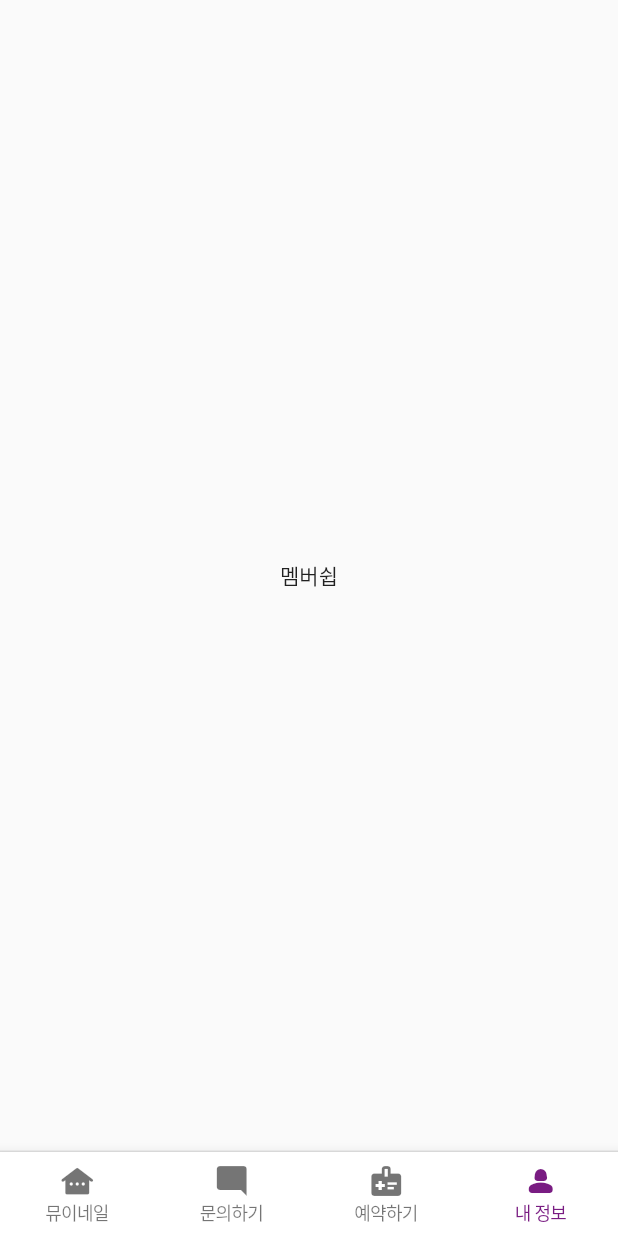
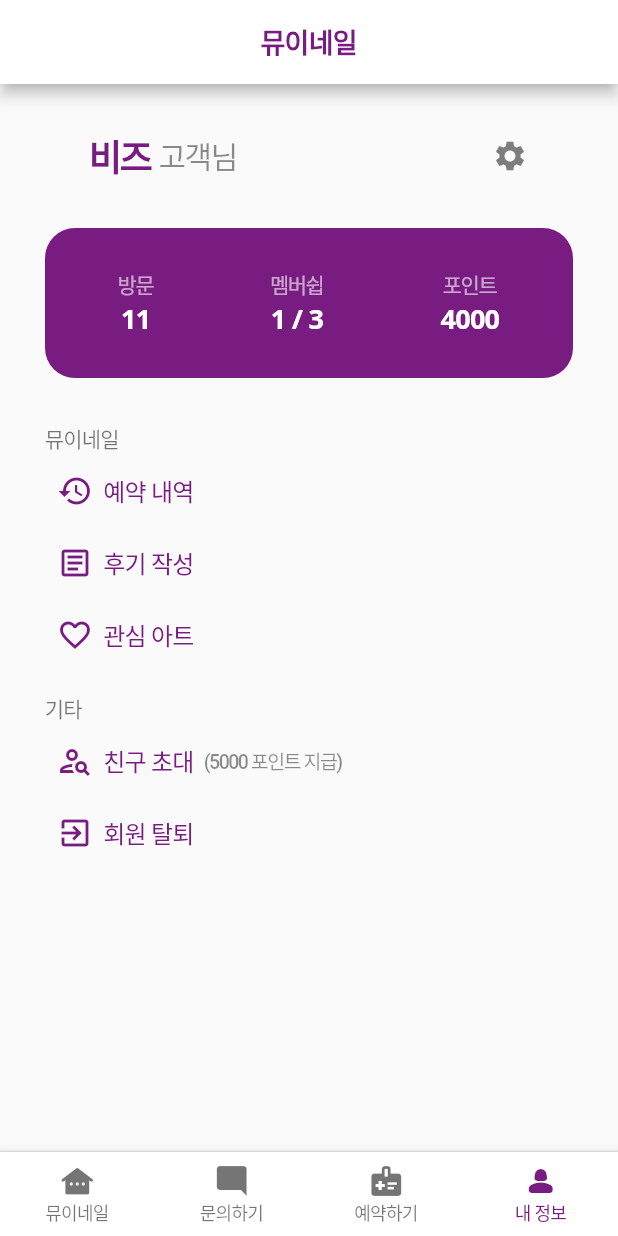
Before and after one commit to binbyz/flutter-mueynail, a Flutter app: the screen it shows after launch, item 4 of the bottom bar chosen, on a phone screen of 412 x 824 dp. Run offline on Flutter 3.47's test engine with Material 2 defaults, Android fonts, the phone set to English and light mode, and no system bars; our stand-ins replace carousel_slider; network calls fail.

Commit message:
update: MemberScreen

```diff
--- a/lib/screens/member/member_screen.dart
+++ b/lib/screens/member/member_screen.dart
@@ -1,12 +1,124 @@
 import 'package:flutter/material.dart';
+import 'package:mueynail/constants/color.dart';
+import 'package:mueynail/constants/style.dart';
+import 'package:mueynail/constants/value.dart';
+import 'package:mueynail/screens/home/components/home_app_bar.dart';
 
 class MemberScreen extends StatelessWidget {
   const MemberScreen({Key? key}) : super(key: key);
 
   @override
   Widget build(BuildContext context) {
-    return const Center(
-      child: Text('멤버쉽'),
+    return Scaffold(
+      appBar: const HomeAppBar(),
+      body: ListView(
+        children: [
+          userNamePart(),
+          pointPart(),
+          Padding(
+            padding: const EdgeInsets.symmetric(horizontal: 30),
+            child: menuPart(context),
+          ),
+        ],
+      ),
+    );
+  }
+
+  Widget userNamePart() {
+    return Padding(
+      padding: const EdgeInsets.symmetric(vertical: 30, horizontal: 60),
+      child: Row(
+        mainAxisAlignment: MainAxisAlignment.spaceBetween,
+        children: [
+          Row(children: [
+            Text('비즈', style: titleTextStyle.copyWith(fontSize: 24)),
+            const SizedBox(width: 5),
+            Text('고객님', style: summaryTextStyle.copyWith(fontSize: 20)),
+          ]),
+          Icon(Icons.settings, size: 24, color: Colors.black87.withOpacity(0.5)),
+        ],
+      ),
+    );
+  }
+
+  Widget pointPart() {
+    final subTitle = summaryTextStyle.copyWith(color: Colors.white.withOpacity(0.6), fontSize: 14);
+    final valueTitle = brandTextStyle.copyWith(color: Colors.white);
+
+    return Padding(
+      padding: const EdgeInsets.only(left: 30, right: 30, bottom: 30),
+      child: Container(
+        height: 100,
+        decoration: BoxDecoration(
+          color: primaryColor,
+          borderRadius: BorderRadius.circular(20),
+        ),
+        child: Padding(
+          padding: const EdgeInsets.all(10),
+          child: Row(
+            crossAxisAlignment: CrossAxisAlignment.stretch,
+            mainAxisAlignment: MainAxisAlignment.spaceAround,
+            children: [
+              Column(
+                mainAxisAlignment: MainAxisAlignment.center,
+                children: [
+                  Text('방문', style: subTitle),
+                  Text('11', style: valueTitle),
+                ],
+              ),
+              Column(
+                mainAxisAlignment: MainAxisAlignment.center,
+                children: [
+                  Text('멤버쉽', style: subTitle),
+                  Text('1 / 3', style: valueTitle),
+                ],
+              ),
+              Column(
+                mainAxisAlignment: MainAxisAlignment.center,
+                children: [
+                  Text('포인트', style: subTitle),
+                  Text('4000', style: valueTitle),
+                ],
+              ),
+            ],
+          ),
+        ),
+      ),
+    );
+  }
+
+  Widget menuPart(BuildContext context) {
+    return Column(
+      crossAxisAlignment: CrossAxisAlignment.start,
+      children: [
+        _menuPartTitle(valueBrand),
+        _menuPartButton(icon: Icons.history, label: '예약 내역'),
+        _menuPartButton(icon: Icons.article_outlined, label: '후기 작성'),
+        _menuPartButton(icon: Icons.favorite_outline, label: '관심 아트'),
+        const SizedBox(height: 15),
+        _menuPartTitle('기타'),
+        _menuPartButton(icon: Icons.person_search_outlined, label: '친구 초대', description: '(5000 포인트 지급)'),
+        _menuPartButton(icon: Icons.exit_to_app_outlined, label: '회원 탈퇴'),
+      ],
+    );
+  }
+
+  Widget _menuPartTitle(String title) {
+    return Text(title, style: normalTextStyle.copyWith(color: Colors.black54, fontSize: 14));
+  }
+
+  Widget _menuPartButton({required IconData icon, required String label, String description = ''}) {
+    return TextButton(
+      onPressed: () {},
+      child: Row(
+        children: [
+          Icon(icon),
+          const SizedBox(width: 7),
+          Text(label, style: const TextStyle(fontSize: 16, fontWeight: FontWeight.w500)),
+          const SizedBox(width: 7),
+          Text(description, style: summaryTextStyle)
+        ],
+      ),
     );
   }
 }
```
